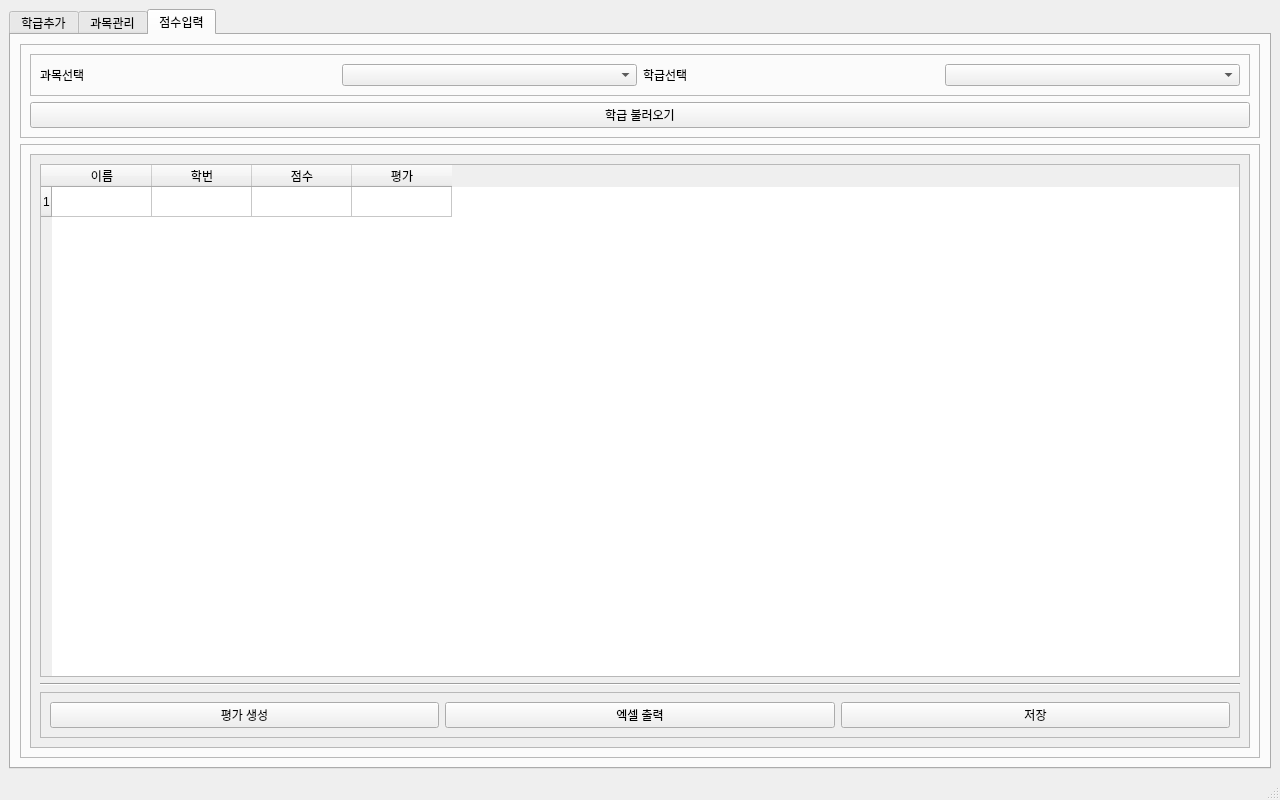
Old version of the form manager.ui in the repository chlwodud77/student-assesment-manager.
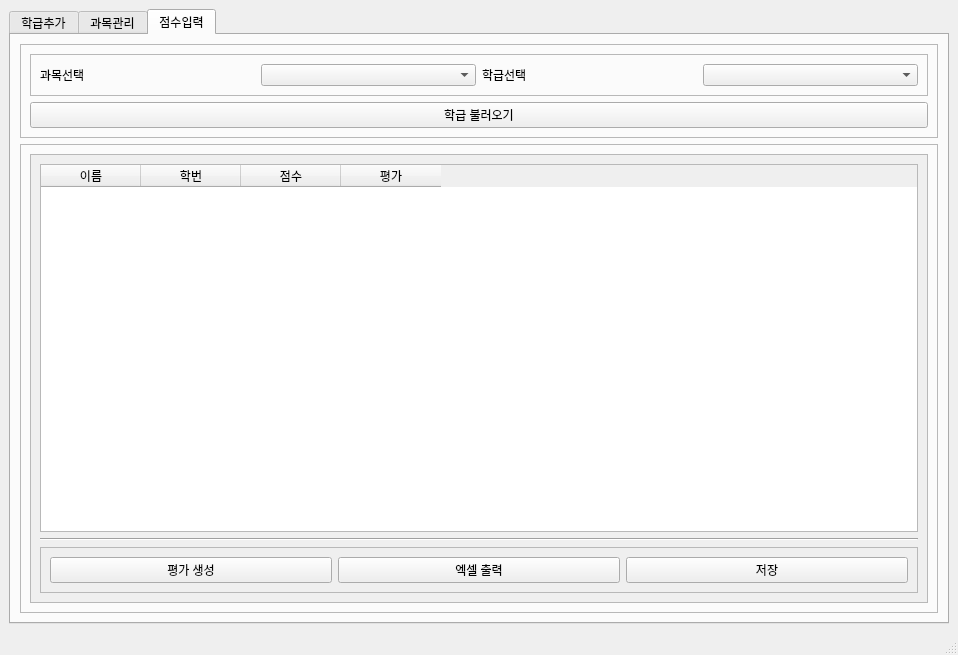
New version of the form. The open tabs and pages were chosen to show the change.

Commit message:
Score input
- Add creating random assesment based on score input

```diff
--- a/manager.ui
+++ b/manager.ui
@@ -6,8 +6,8 @@
    <rect>
     <x>0</x>
     <y>0</y>
-    <width>1280</width>
-    <height>800</height>
+    <width>958</width>
+    <height>655</height>
    </rect>
   </property>
   <property name="windowTitle">
@@ -722,8 +722,8 @@
                <rect>
                 <x>0</x>
                 <y>0</y>
-                <width>1182</width>
-                <height>528</height>
+                <width>894</width>
+                <height>436</height>
                </rect>
               </property>
               <layout class="QVBoxLayout" name="verticalLayout_13">
@@ -735,11 +735,6 @@
                    <verstretch>0</verstretch>
                   </sizepolicy>
                  </property>
-                 <row>
-                  <property name="text">
-                   <string>1</string>
-                  </property>
-                 </row>
                  <column>
                   <property name="text">
                    <string>이름</string>
```
Left out of the diff: 22 changed lines with no effect on the pictures. The commit also changes 2 other files.
